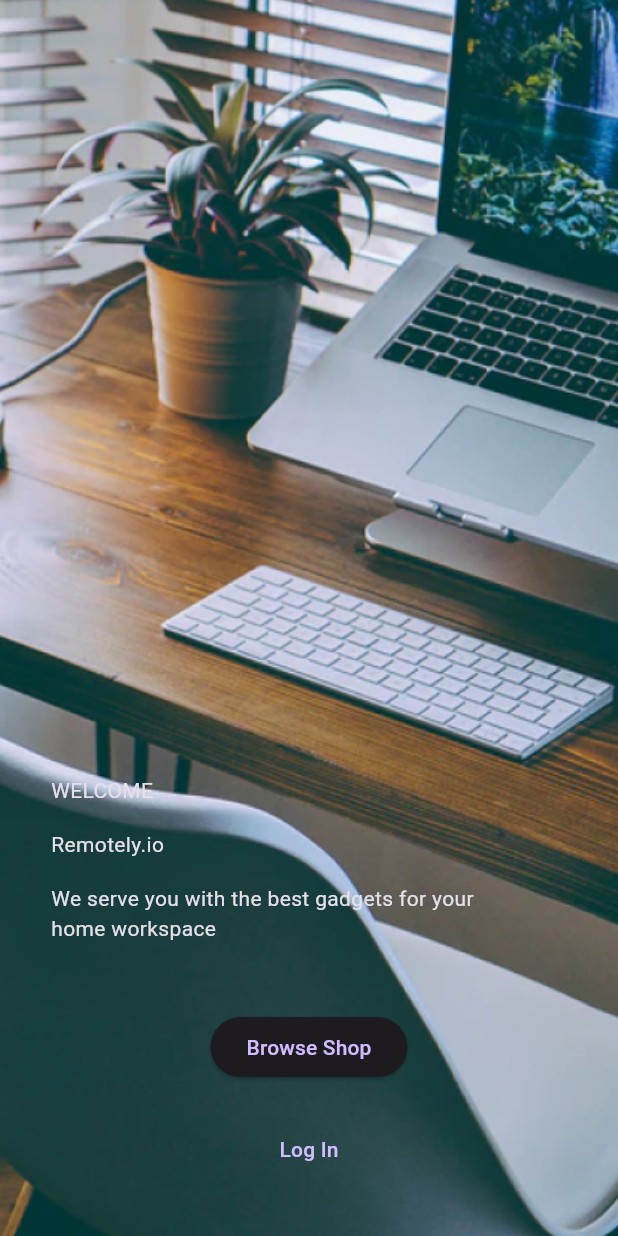
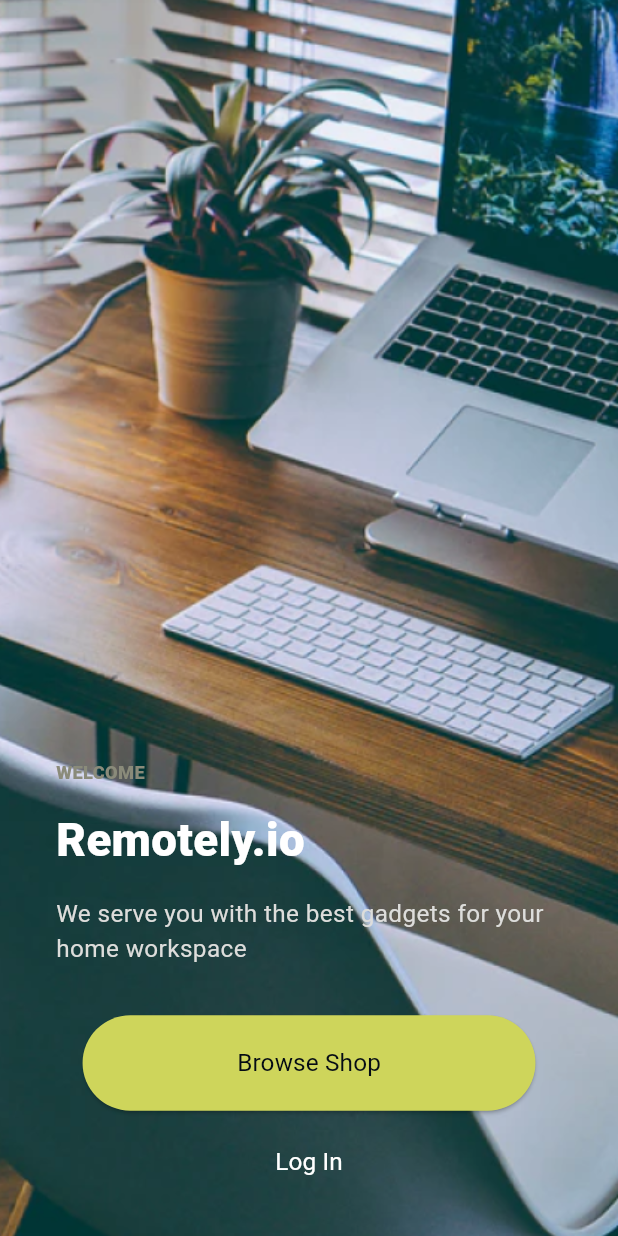
Before and after one commit to mohamadgazer/e-commerce, a Flutter app: the screen it shows after launch, on a phone screen of 412 x 824 dp. Run offline on Flutter 3.47's test engine with Material 3 defaults, Android fonts, the phone set to English and light mode, and no system bars; our stand-ins replace flutter_screenutil; Roboto replaces fonts that are missing (AvenirLTStd-Black, AvenirLTStd-Book, AvenirLTStd-Roman).

Commit message:
end onboading design

```diff
--- /dev/null
+++ b/lib/core/app_font.dart
@@ -0,0 +1,5 @@
+class AppFont {
+  static String black = "AvenirLTStd-Black";
+  static String book = "AvenirLTStd-Book";
+  static String roman = "AvenirLTStd-Roman";
+}
--- a/lib/core/app_text_style_manger.dart
+++ b/lib/core/app_text_style_manger.dart
@@ -1,10 +1,41 @@
 import 'package:flutter/material.dart';
 import 'package:flutter_screenutil/flutter_screenutil.dart';
+import 'package:installment/core/app_font.dart';
+import 'package:installment/core/theming/app_color.dart';
 
 class AppTextStyleManger {
-  static TextStyle size15FontWidgtsimiBold = TextStyle(
-    fontSize: 15.sp,
-    fontFamily: "Rubik",
-    // fontWeight: FontWeight.w400,
+  //black
+  static TextStyle s12BlackGreyDeeper2 = TextStyle(
+    fontSize: 12.sp,
+    color: AppColorManger.greyDeeper2,
+    fontFamily: AppFont.black,
+    fontWeight: FontWeight.w900,
+  );
+  static TextStyle s30Blackwhite = TextStyle(
+    fontSize: 30.sp,
+    color: AppColorManger.white,
+    fontFamily: AppFont.black,
+    fontWeight: FontWeight.w900,
+  );
+
+  //book
+  static TextStyle s16BookGreyLighter = TextStyle(
+    fontSize: 16.sp,
+    color: AppColorManger.greyLighter,
+    fontFamily: AppFont.book,
+    fontWeight: FontWeight.normal,
+  );
+  static TextStyle s16BookBlack = TextStyle(
+    fontSize: 16.sp,
+    color: AppColorManger.black,
+    fontFamily: AppFont.book,
+    fontWeight: FontWeight.normal,
+  );
+  //roman
+  static TextStyle s16WhiteRoman = TextStyle(
+    fontSize: 16.sp,
+    color: AppColorManger.white,
+    fontFamily: AppFont.roman,
+    fontWeight: FontWeight.normal,
   );
 }
--- a/lib/core/color/app_color_manger.dart
+++ /dev/null
@@ -1,7 +0,0 @@
-import 'package:flutter/material.dart';
-
-class AppColorManger {
-  static const Color primary = Color(0xffF3AFA6);
-  static const Color amber = Color(0xFFFFC107);
-  static const Color gray = Color(0xFFA5A5A5);
-}
--- a/lib/core/theming/app_color.dart
+++ b/lib/core/theming/app_color.dart
@@ -1,5 +1,26 @@
 import 'package:flutter/material.dart';
 
-class ColorManger {
-  static Color primary = const Color(0xffF3AFA6);
+class AppColorManger {
+  //primary
+  static Color primary = const Color(0xffCED55B);
+  //secondary
+  static Color secondary = const Color(0xffBA5C3D);
+  //alt
+  static Color alt = const Color(0xffF7906D);
+  //white
+  static Color white = const Color(0xffFFFFFF);
+  static Color whiteShade = const Color(0xffF4F5F7);
+  //gray
+  static Color greyDeeper = const Color(0xffA6A798);
+  static Color greyDeeper2 = const Color(0xff8A8B7A);
+  static Color greyDeep = const Color(0xffC1C2B8);
+  static Color greyLight = const Color(0xffD1D2CD);
+  static Color greyLighter = const Color(0xffDDDDDB);
+  static Color shade = const Color(0xffF6F6F5);
+  // black
+  static Color black = const Color(0xff040B14);
+  static Color darkshade = const Color(0xff07120E);
+  static Color main = const Color(0xff0A0B02);
+  //green
+  static Color greenDeep = const Color(0xff1B3D2F);
 }
--- a/lib/features/onboarding/widgt/on_boarding_body.dart
+++ b/lib/features/onboarding/widgt/on_boarding_body.dart
@@ -1,5 +1,8 @@
 import 'package:flutter/material.dart';
+import 'package:flutter_screenutil/flutter_screenutil.dart';
 import 'package:installment/core/app_images_manger.dart';
+import 'package:installment/core/app_text_style_manger.dart';
+import 'package:installment/core/theming/app_color.dart';
 import 'package:installment/generated/l10n.dart';
 
 class OnBoardingBody extends StatelessWidget {
@@ -21,28 +24,51 @@ class OnBoardingBody extends StatelessWidget {
         ),
         child: SafeArea(
           child: Padding(
-            padding: const EdgeInsets.all(34.0),
+            padding: EdgeInsets.symmetric(horizontal: 34.w, vertical: 25.h),
             child: Column(
               crossAxisAlignment: CrossAxisAlignment.start,
               mainAxisAlignment: MainAxisAlignment.end,
               children: [
-                Text(S.of(context).welcom),
-                const SizedBox(height: 16),
-                Text(S.of(context).remotelyio),
-                const SizedBox(height: 16),
-                Text(S.of(context).we_serve_you),
-                const SizedBox(height: 45),
+                Text(
+                  S.of(context).welcom,
+                  style: AppTextStyleManger.s12BlackGreyDeeper2,
+                ),
+                SizedBox(height: 15.h),
+                Text(
+                  S.of(context).remotelyio,
+                  style: AppTextStyleManger.s30Blackwhite,
+                ),
+                SizedBox(height: 15.h),
+                Text(
+                  S.of(context).we_serve_you,
+                  style: AppTextStyleManger.s16BookGreyLighter,
+                ),
+                SizedBox(height: 30.w),
                 Center(
                   child: Column(
                     children: [
                       ElevatedButton(
+                        style: ButtonStyle(
+                          padding: MaterialStatePropertyAll(
+                              EdgeInsets.symmetric(
+                                  horizontal: screenSize.width / 4,
+                                  vertical: 20.h)),
+                          backgroundColor:
+                              MaterialStatePropertyAll(AppColorManger.primary),
+                        ),
                         onPressed: () {},
-                        child: Text(S.of(context).browse_Shop),
+                        child: Text(
+                          S.of(context).browse_Shop,
+                          style: AppTextStyleManger.s16BookBlack,
+                        ),
                       ),
-                      const SizedBox(height: 20),
+                      SizedBox(height: 10.h),
                       TextButton(
                         onPressed: () {},
-                        child: Text(S.of(context).log_In),
+                        child: Text(
+                          S.of(context).log_In,
+                          style: AppTextStyleManger.s16WhiteRoman,
+                        ),
                       ),
                     ],
                   ),
--- a/lib/l10n/intl_en.arb
+++ b/lib/l10n/intl_en.arb
@@ -66,7 +66,7 @@
     "welcom":"WELCOME",
     "remotelyio":"Remotely.io",
     "browse_Shop":"Browse Shop",
-    "we_serve_you":"We serve you with the best gadgets for your\nhome workspace"
+    "we_serve_you":"We serve you with the best gadgets for your home workspace"
 
 
 }
```
Also changed, not shown: lib/generated/intl/messages_en.dart, lib/generated/l10n.dart.
